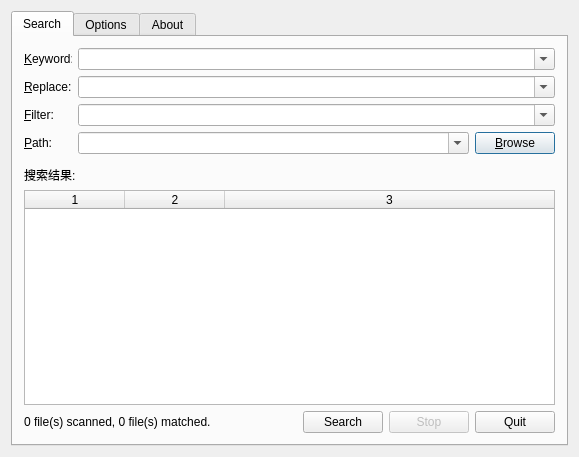
Before: the Qt Designer form searcherdialog.ui in caorr1980/StringSearcher, drawn with Qt 5.
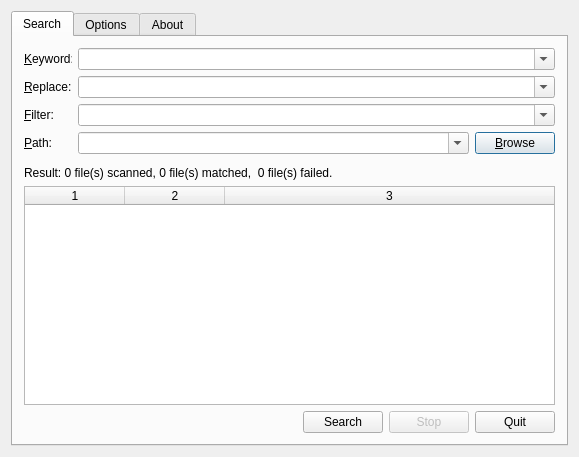
After: the same form once the commit is applied.

Commit message: Use QWaitCondition instead of QSemaphore, and search function is OK.

```diff
--- a/searcherdialog.ui
+++ b/searcherdialog.ui
@@ -254,7 +254,7 @@
        <item>
         <widget class="QLabel" name="label_5">
          <property name="text">
-          <string>搜索结果:</string>
+          <string>Result: 0 file(s) scanned, 0 file(s) matched,  0 file(s) failed.</string>
          </property>
         </widget>
        </item>
@@ -294,25 +294,6 @@
        </item>
        <item>
         <layout class="QHBoxLayout" name="horizontalLayout">
-         <item>
-          <widget class="QLabel" name="LBL_number">
-           <property name="sizePolicy">
-            <sizepolicy hsizetype="Expanding" vsizetype="Preferred">
-             <horstretch>0</horstretch>
-             <verstretch>0</verstretch>
-            </sizepolicy>
-           </property>
-           <property name="minimumSize">
-            <size>
-             <width>0</width>
-             <height>0</height>
-            </size>
-           </property>
-           <property name="text">
-            <string>0 file(s) scanned, 0 file(s) matched.</string>
-           </property>
-          </widget>
-         </item>
          <item>
           <spacer name="horizontalSpacer">
            <property name="orientation">
```
Left out of the diff: 2 changed lines with no effect on the pictures. The commit also changes 2 other files.
